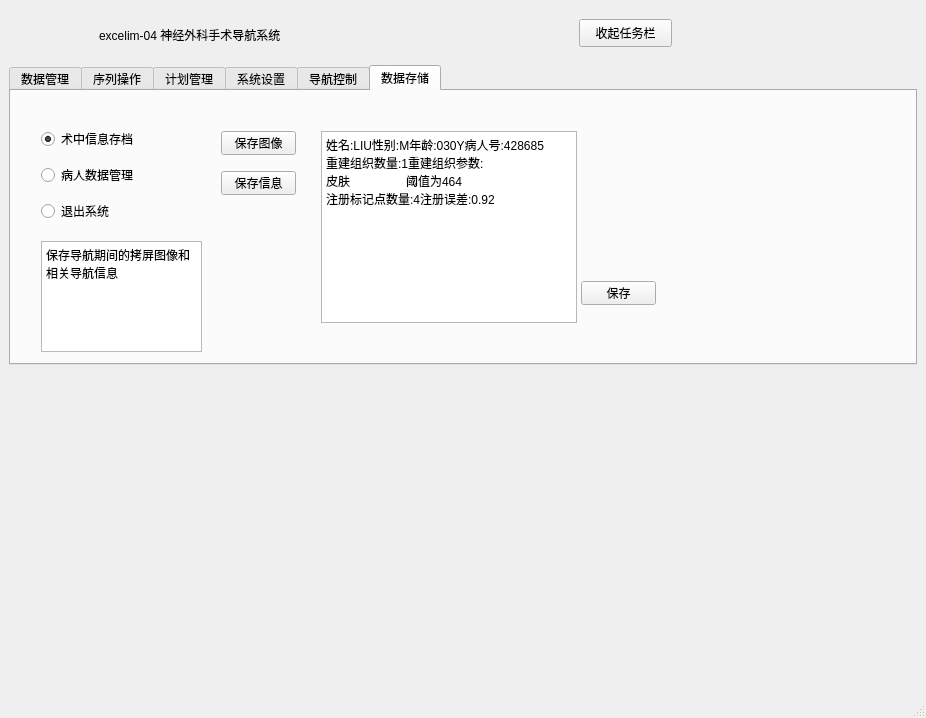
This is mainwindow.ui in kalipolis/excelim_qt_withui as Qt 5 draws it before an edit. The edited form follows.
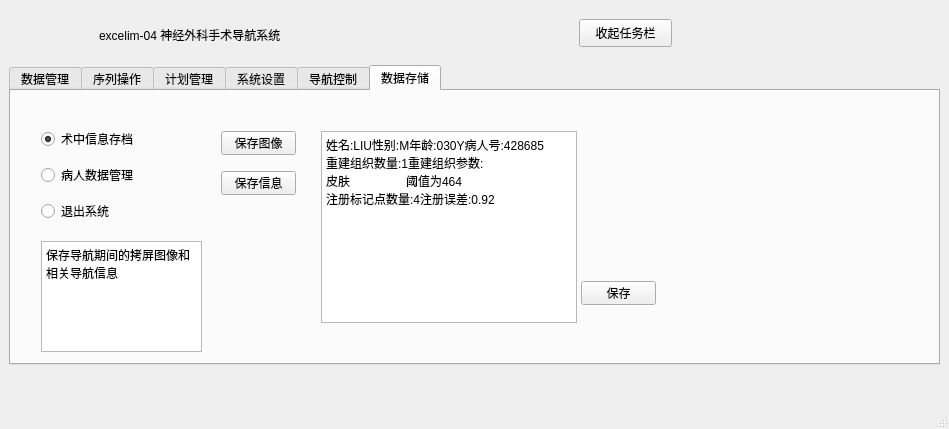
This is the edited form. The open tabs and pages were chosen to show the change.

```diff
--- a/mainwindow.ui
+++ b/mainwindow.ui
@@ -6,8 +6,8 @@
    <rect>
     <x>0</x>
     <y>0</y>
-    <width>926</width>
-    <height>718</height>
+    <width>949</width>
+    <height>429</height>
    </rect>
   </property>
   <property name="windowTitle">
```
Left out of the diff: 161 changed lines with no effect on the pictures.
